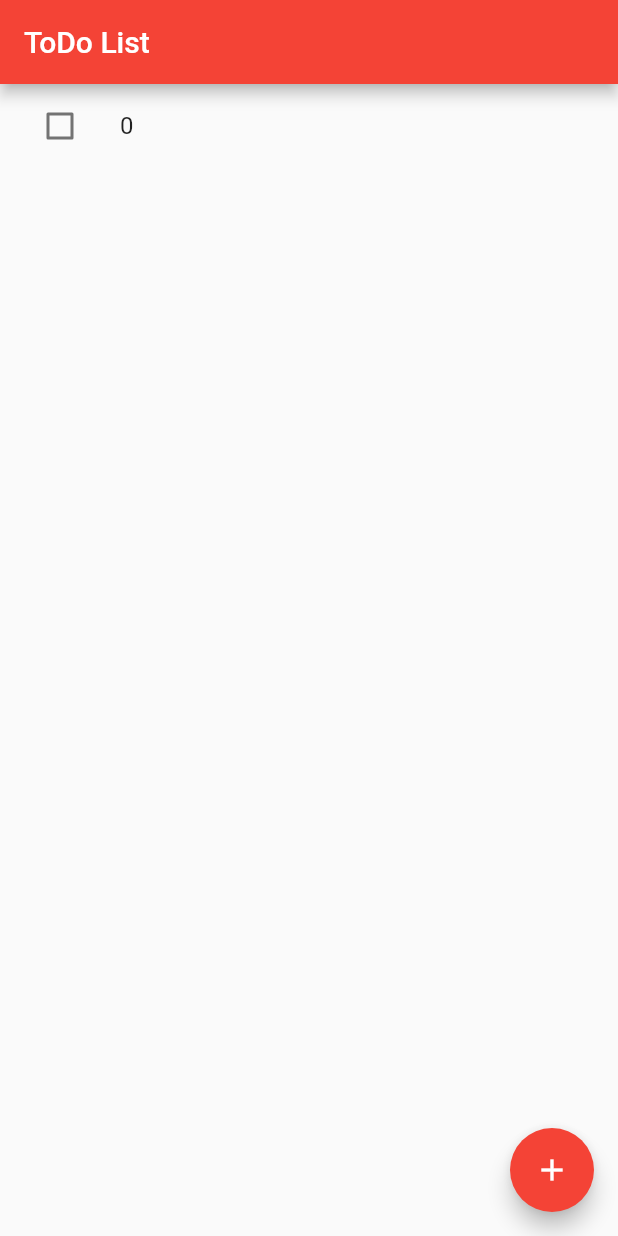
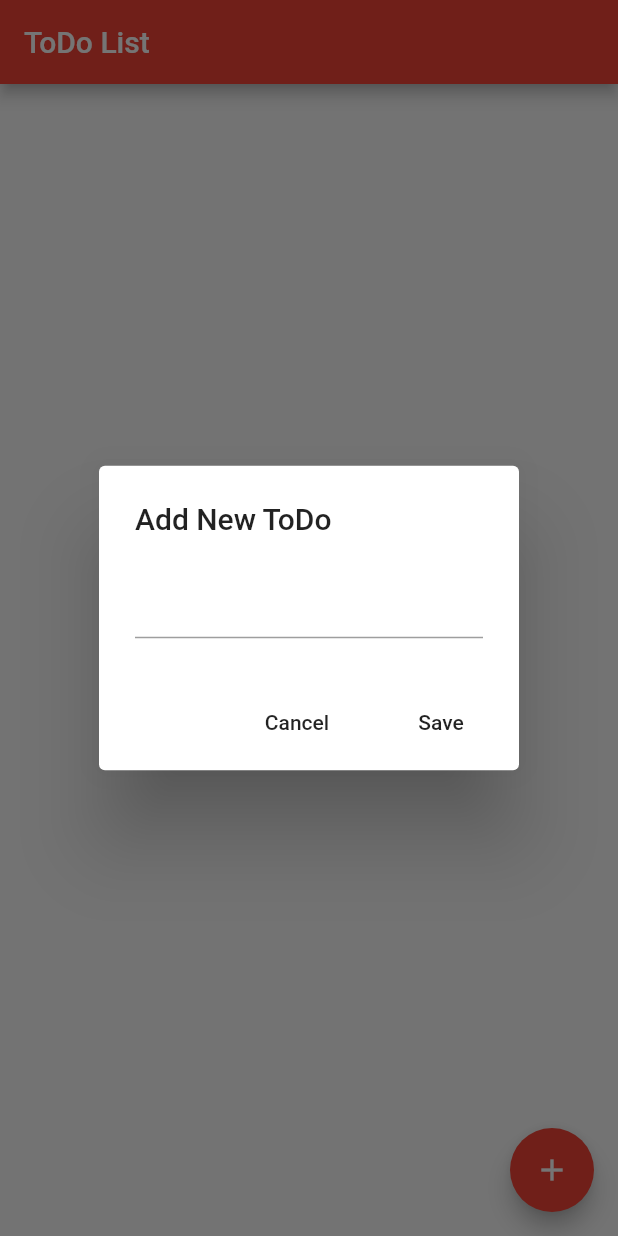
Before and after one commit to DanielSauve/ToDoList, a Flutter app: the screen it shows after launch, after a tap on the "add" icon, on a phone screen of 412 x 824 dp. Run offline on Flutter 3.47's test engine with Material 2 defaults, Android fonts, the phone set to English and light mode, and no system bars.

Commit message:
Add popup to add new item to list

```diff
--- a/lib/main.dart
+++ b/lib/main.dart
@@ -34,9 +34,28 @@ class _ToDoListState extends State<ToDoList> {
   List<ToDo> items = [];
 
   void _addNewItem() {
-    setState(() {
-      items.add(new ToDo(false, items.length.toString()));
-    });
+    final TextEditingController _controller = new TextEditingController();
+    showDialog(
+        context: context,
+        child: new AlertDialog(
+          title: new Text("Add New ToDo"),
+          content: new TextField(
+            controller: _controller,
+          ),
+          actions: <Widget>[
+            new FlatButton(
+                onPressed: () => Navigator.of(context).pop(),
+                child: new Text("Cancel")),
+            new FlatButton(
+                onPressed: () {
+                  setState(() {
+                    items.add(new ToDo(false, _controller.text));
+                  });
+                  Navigator.of(context).pop();
+                },
+                child: new Text("Save"))
+          ],
+        ));
   }
 
   @override
```
